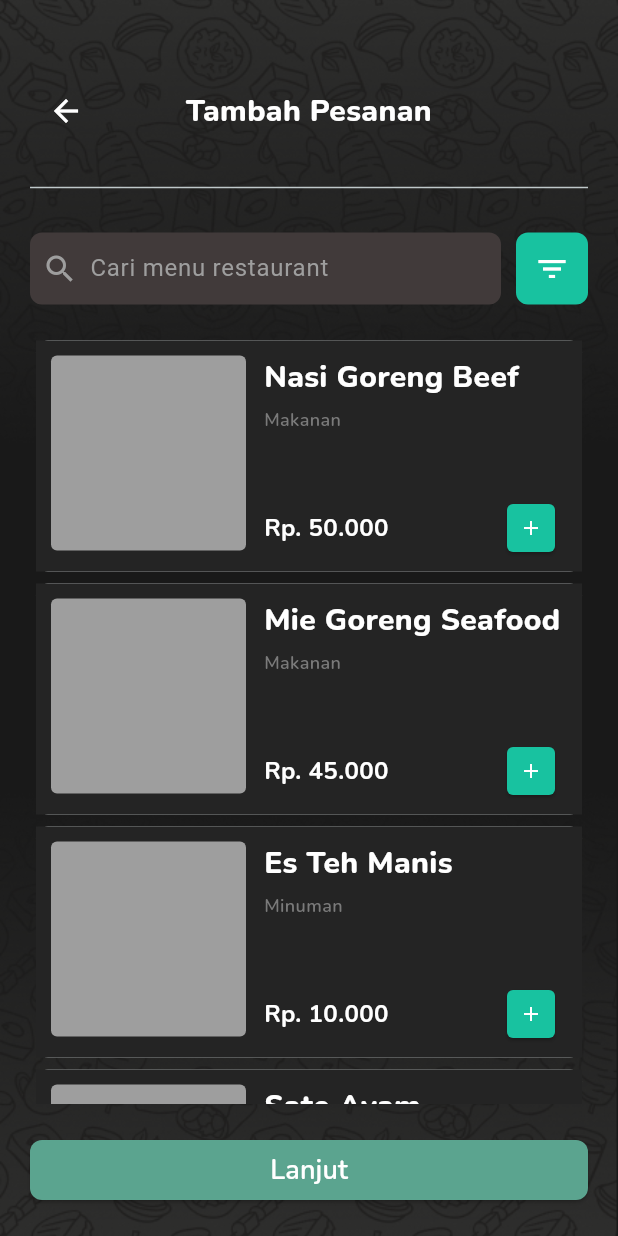
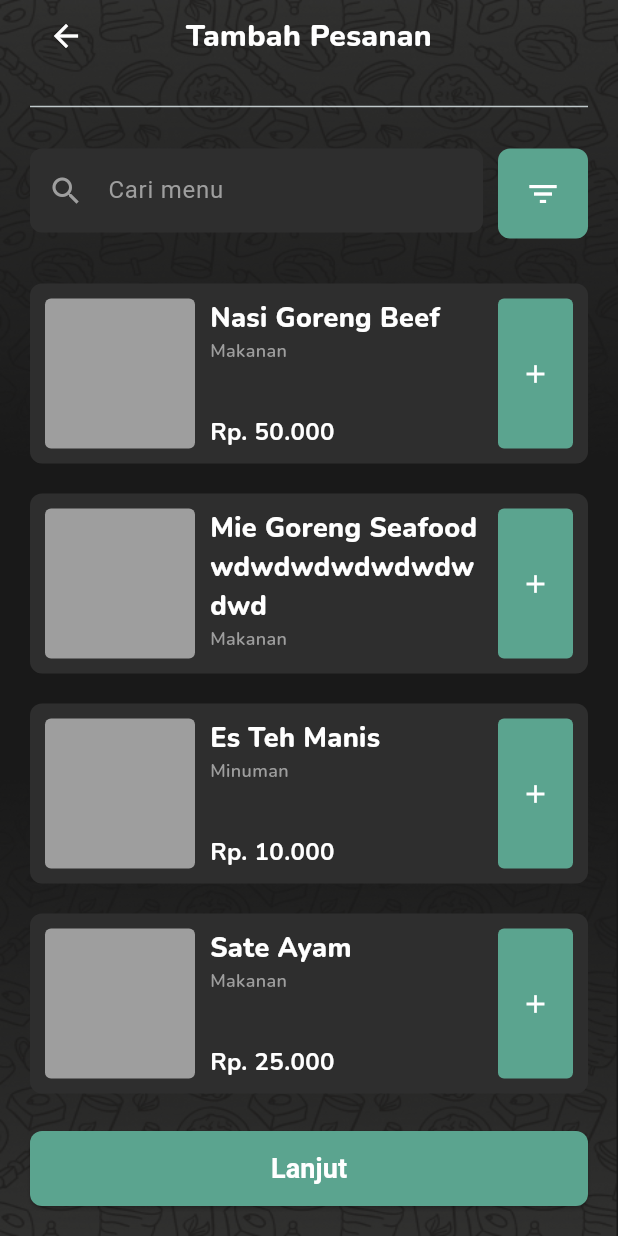
Before and after one commit to aryadinata07/manajemenPemesanan, a Flutter app: the TambahPesananView screen opened by its route, on a phone screen of 412 x 824 dp. Run offline on Flutter 3.47's test engine with Material 3 defaults, Android fonts, the light colour scheme and no system bars; our stand-ins replace get, google_fonts.

Commit message:
feat: [DK] optimasi kode

```diff
--- a/lib/app/global_components/appBar.dart
+++ b/lib/app/global_components/appBar.dart
@@ -7,12 +7,10 @@ class appBar extends StatelessWidget {
 
   @override
   Widget build(BuildContext context) {
-    return Stack(
+    return SafeArea(
+      child: Stack(
         children: [
-        Padding(
-          padding: const EdgeInsets.only(top: 50),
-          child: Container(
-            child: Column(
+          Column(
             children: [
               Row(
                 mainAxisAlignment: MainAxisAlignment.start,
@@ -26,7 +24,7 @@ class appBar extends StatelessWidget {
                   ),
                   Expanded(
                     child: Text(
-                        title ?? "Title",
+                      title,
                       style: GoogleFonts.nunito(
                         color: Colors.white,
                         fontSize: 20,
@@ -39,16 +37,15 @@ class appBar extends StatelessWidget {
                 ],
               ),
               const SizedBox(
-                  height: 19,
+                height: 15,
               ),
               const Divider(
                 thickness: 1,
               )
             ],
           ),
+        ],
       ),
-        ),
-      ],
     );
   }
 }
--- a/lib/app/global_components/background.dart
+++ b/lib/app/global_components/background.dart
@@ -13,7 +13,7 @@ class BackgroundWidget extends StatelessWidget {
           decoration: const BoxDecoration(
             image: DecorationImage(
               image: AssetImage('assets/images/background.png'),
-              fit: BoxFit.cover,
+              fit: BoxFit.fill,
             ),
           ),
         ),
--- a/lib/app/global_components/menu_item.dart
+++ b/lib/app/global_components/menu_item.dart
@@ -1,3 +1,4 @@
+import 'package:flutter/cupertino.dart';
 import 'package:flutter/material.dart';
 import 'package:angkringan_omaci_ta/common/helper/themes.dart';
 import 'package:google_fonts/google_fonts.dart';
@@ -8,62 +9,68 @@ class MenuItem extends StatelessWidget {
   final String foodPrice;
 
   const MenuItem({
-    Key? key,
+    super.key,
     required this.foodName,
     required this.foodCategory,
     required this.foodPrice,
-  }) : super(key: key);
+  });
 
   @override
   Widget build(BuildContext context) {
-    return Card(
-      elevation: 0, // Menghapus bayangan
-      shape: RoundedRectangleBorder(
-        borderRadius: BorderRadius.circular(8.0),
+    return Container(
+      margin: const EdgeInsets.symmetric(vertical: 10),
+      child: Container(
+        height: 120,
+        decoration: BoxDecoration(
+          borderRadius: BorderRadius.circular(8),
+          color: textFieldBackground, // Ubah warna latar belakang di sini
         ),
-      child: Container(
-        color: background, // Ubah warna latar belakang di sini
         child: Padding(
           padding:
-              const EdgeInsets.only(top: 10, left: 10, right: 10, bottom: 5),
+              const EdgeInsets.all(10),
           child: Row(
             crossAxisAlignment: CrossAxisAlignment.start,
             children: [
                 Container(
-                width: 130,
-                height: 130,
+                  width: 100,
+                  height: 100,
                   decoration: BoxDecoration(
                     borderRadius: BorderRadius.circular(4.0),
                     color: Colors.grey,
                   ),
                 ),
-              SizedBox(width: 12.0),
+              const SizedBox(width: 10),
               Expanded(
                 child: Column(
+                  crossAxisAlignment: CrossAxisAlignment.start,
+                  children: [
+                    // Wrap for foodName and foodCategory
+                    Column(
                       crossAxisAlignment: CrossAxisAlignment.start,
                       children: [
                         Text(
                           foodName,
                           style: GoogleFonts.nunito(
                             color: white,
-                        fontSize: 20,
+                            fontSize: 18,
                             fontWeight: FontWeight.w800,
                           ),
                         ),
-                    SizedBox(height: 5.0),
                         Text(
                           foodCategory,
                           style: GoogleFonts.nunito(
-                        color: Color(0xff7A7A7A),
+                            color: grey,
                             fontSize: 12,
                             fontWeight: FontWeight.w600,
                           ),
                         ),
-                    SizedBox(height: 40.0),
-                    Row(
-                      mainAxisAlignment: MainAxisAlignment.spaceBetween,
-                      children: [
-                        Text(
+                      ],
+                    ),
+                    // Add a Flexible around the foodPrice Text
+                    Flexible(
+                      child: Align(
+                        alignment: Alignment.bottomLeft,
+                        child: Text(
                           foodPrice,
                           style: GoogleFonts.nunito(
                             color: white,
@@ -71,25 +78,26 @@ class MenuItem extends StatelessWidget {
                             fontWeight: FontWeight.w700,
                           ),
                         ),
-                        ElevatedButton(
-                          style: ElevatedButton.styleFrom(
-                            backgroundColor: Color.fromARGB(255, 24, 194, 160),
-                            shape: RoundedRectangleBorder(
-                              borderRadius: BorderRadius.circular(4.0),
-                            ),
-                            padding: EdgeInsets.all(8.0),
-                            minimumSize: Size(24, 24),
-                          ),
-                          onPressed: () {},
-                          child: Icon(
-                            Icons.add,
-                            size: 16,
-                            color: Colors.white,
                       ),
                     ),
                   ],
                 ),
-                  ],
+              ),
+              const SizedBox(width: 5),
+              GestureDetector(
+                onTap: (){},
+                child: Container(
+                  width: 50,
+                  height: 100,
+                  decoration: BoxDecoration(
+                    borderRadius: BorderRadius.circular(4.0),
+                    color: primaryAccent,
+                  ),
+                  child: const Icon(
+                    Icons.add,
+                    size: 20,
+                    color: Colors.white,
+                  ),
                 ),
               ),
             ],
--- a/lib/app/pages/RoleKasir/tambahpesanan/tambahpesanan_binding.dart
+++ b/lib/app/pages/RoleKasir/tambahpesanan/tambahpesanan_binding.dart
@@ -1,11 +1,9 @@
-import 'package:angkringan_omaci_ta/app/pages/RoleKasir/tambahpesanan/tambahpesanan_view.dart';
 import 'package:get/get.dart';
+import 'tambahpesanan_controller.dart';
 
 class TambahPesananBinding extends Bindings {
   @override
   void dependencies() {
-    Get.lazyPut<TambahPesananView>(
-      () => TambahPesananView(),
-    );
+    Get.lazyPut<TambahPesananController>(() => TambahPesananController());
   }
 }
--- a/lib/app/pages/RoleKasir/tambahpesanan/tambahpesanan_controller.dart
+++ b/lib/app/pages/RoleKasir/tambahpesanan/tambahpesanan_controller.dart
@@ -1,4 +1,3 @@
-// TambahPesananController.dart
 import 'package:get/get.dart';
 
 class TambahPesananController extends GetxController {
@@ -9,7 +8,7 @@ class TambahPesananController extends GetxController {
       'price': 'Rp. 50.000',
     },
     {
-      'name': 'Mie Goreng Seafood',
+      'name': 'Mie Goreng Seafoodwdwdwdwdwdwdwdwd',
       'category': 'Makanan',
       'price': 'Rp. 45.000',
     },
--- a/lib/app/pages/RoleKasir/tambahpesanan/tambahpesanan_view.dart
+++ b/lib/app/pages/RoleKasir/tambahpesanan/tambahpesanan_view.dart
@@ -1,17 +1,15 @@
-// TambahPesananView.dart
+import 'package:flutter/cupertino.dart';
 import 'package:flutter/material.dart';
+import 'package:flutter/widgets.dart';
 import 'package:get/get.dart';
-import 'package:google_fonts/google_fonts.dart';
-
+import 'package:angkringan_omaci_ta/app/global_components/appBar.dart';
+import 'package:angkringan_omaci_ta/app/global_components/background.dart';
+import 'package:angkringan_omaci_ta/common/helper/themes.dart';
+import 'tambahpesanan_controller.dart';
 import 'package:angkringan_omaci_ta/app/global_components/menu_item.dart';
-import 'package:angkringan_omaci_ta/app/global_components/appBar.dart';
-import 'package:angkringan_omaci_ta/common/helper/themes.dart';
-import 'package:angkringan_omaci_ta/app/global_components/background.dart';
-
-import 'tambahpesanan_controller.dart'; // Import controller
 
 class TambahPesananView extends StatelessWidget {
-  const TambahPesananView({Key? key}) : super(key: key);
+  const TambahPesananView({super.key});
 
   @override
   Widget build(BuildContext context) {
@@ -24,49 +22,49 @@ class TambahPesananView extends StatelessWidget {
                 Expanded(
                   child: Padding(
                     padding: const EdgeInsets.symmetric(horizontal: 20),
-                    child: ListView(
+                    child: Column(
+                      crossAxisAlignment: CrossAxisAlignment.start,
                       children: [
-                        appBar(
+                        const appBar(
                           title: "Tambah Pesanan",
                         ),
                         Padding(
-                          padding: const EdgeInsets.only(top: 22),
+                          padding: const EdgeInsets.only(top: 20),
                           child: Row(
                             children: [
                               Expanded(
-                                child: Container(
-                                  decoration: BoxDecoration(
-                                    color: Color.fromARGB(255, 65, 58, 58),
+                                child: SizedBox(
+                                  height: 60,
+                                  child: TextField(
+                                    decoration: InputDecoration(
+                                      hintText: 'Cari menu',
+                                      hintStyle: const TextStyle(
+                                        color: grey,
+                                      ),
+                                      filled: true,
+                                      fillColor: textFieldBackground,
+                                      border: OutlineInputBorder(
                                         borderRadius: BorderRadius.circular(8.0),
+                                        borderSide: BorderSide.none,
                                       ),
-                                  child: const Row(
-                                    children: [
-                                      Padding(
-                                        padding: const EdgeInsets.all(8.0),
-                                        child: Icon(
+                                      prefixIcon: const Icon(
                                         Icons.search,
-                                          color: Colors.grey,
+                                        color: grey,
                                       ),
                                     ),
-                                      Expanded(
-                                        child: TextField(
-                                          style: TextStyle(color: Colors.white),
-                                          decoration: InputDecoration(
-                                            hintText: 'Cari menu restaurant',
-                                            hintStyle:
-                                                TextStyle(color: Colors.grey),
-                                            border: InputBorder.none,
+                                    style: const TextStyle(
+                                      color: grey,  // Set the color of the entered value to grey
                                     ),
                                   ),
-                                      ),
-                                    ],
-                                  ),
-                                ),
+                                )
+
                               ),
                               const SizedBox(width: 10.0),
                               Container(
+                                height: 60,
+                                width: 60,
                                 decoration: BoxDecoration(
-                                  color: Color.fromARGB(255, 24, 194, 160),
+                                  color: primaryAccent,
                                   borderRadius: BorderRadius.circular(8.0),
                                 ),
                                 child: IconButton(
@@ -80,37 +78,40 @@ class TambahPesananView extends StatelessWidget {
                             ],
                           ),
                         ),
-                        SizedBox(height: 20.0),
-                        Column(
-                          children: controller.foods.map((food) {
+                        const SizedBox(height: 20),
+                        Expanded(
+                          child: ListView.builder(
+                            itemCount: controller.foods.length,
+                            itemBuilder: (context, index) {
+                              final food = controller.foods[index];
                               return MenuItem(
                                 foodName: food['name']!,
                                 foodCategory: food['category']!,
                                 foodPrice: food['price']!,
                               );
-                          }).toList(),
+                            },
+                          ),
                         ),
                       ],
                     ),
                   ),
                 ),
-                SizedBox(
+                Padding(
+                  padding: const EdgeInsets.all(20.0),
+                  child: SizedBox(
+                    height: 50,
                     width: double.infinity,
-                  child: Padding(
-                    padding: const EdgeInsets.all(20.0),
                     child: ElevatedButton(
                       style: ElevatedButton.styleFrom(
-                        backgroundColor: Color(0xFF5BA48F),
+                        backgroundColor: primaryAccent,
                         shape: RoundedRectangleBorder(
                           borderRadius: BorderRadius.circular(8.0),
                         ),
                       ),
-                      onPressed: () {
-                        // Tambahkan logika untuk tombol di sini
-                      },
-                      child: Text(
+                      onPressed: () {},
+                      child: const Text(
                         'Lanjut',
-                        style: GoogleFonts.nunito(
+                        style: TextStyle(
                           fontSize: 18,
                           fontWeight: FontWeight.w600,
                           color: white,
--- a/lib/app/pages/index.dart
+++ b/lib/app/pages/index.dart
@@ -1,3 +1,7 @@
 export 'splashscreen/splashscreen_binding.dart';
 export 'splashscreen/splashscreen_view.dart';
 export 'splashscreen/splashscreen_controller.dart';
+
+export 'RoleKasir/tambahpesanan/tambahpesanan_binding.dart';
+export 'RoleKasir/tambahpesanan/tambahpesanan_view.dart';
+export 'RoleKasir/tambahpesanan/tambahpesanan_controller.dart';
--- a/lib/app/pages/signin/signin_binding.dart
+++ b/lib/app/pages/signin/signin_binding.dart
@@ -4,8 +4,8 @@ import 'package:get/get.dart';
 class LoginPageBinding extends Bindings {
   @override
   void dependencies() {
-    Get.lazyPut<SignInPage>(
-          () => SignInPage(),
+    Get.lazyPut<SignInView>(
+          () => SignInView(),
     );
   }
 }
--- a/lib/app/pages/signin/signin_controller.dart
+++ b/lib/app/pages/signin/signin_controller.dart
@@ -1,8 +1,12 @@
+import 'package:flutter/cupertino.dart';
 import 'package:get/get.dart';
 
 class SignInController extends GetxController {
   var isObscure = true.obs;
   var selectedRole = ''.obs;
+  var ownerPassword = 'owner';
+  var kasirPassword = 'kasir';
+  TextEditingController passwordController = TextEditingController();
 
   @override
   void onInit() {
@@ -16,4 +20,27 @@ class SignInController extends GetxController {
   void toggleObscure() {
     isObscure.value = !isObscure.value;
   }
+
+  void checkCredentials() {
+    String role = selectedRole.value;
+    String enteredPassword = passwordController.text;
+
+    // Define the expected passwords for each role
+    String expectedPassword;
+    if (role == 'Owner') {
+      expectedPassword = ownerPassword;
+    } else if (role == 'Kasir') {
+      expectedPassword = kasirPassword;
+    } else {
+      print('Please select a role.');
+      return;
+    }
+
+    if (enteredPassword == expectedPassword) {
+      print('Login successful for role: $role');
+    } else {
+      print('Invalid password for role: $role');
+    }
+  }
+
 }
--- a/lib/app/pages/signin/signin_view.dart
+++ b/lib/app/pages/signin/signin_view.dart
@@ -5,10 +5,10 @@ import 'package:google_fonts/google_fonts.dart';
 import 'package:angkringan_omaci_ta/app/pages/signin/signin_controller.dart';
 import 'package:angkringan_omaci_ta/app/global_components/background.dart';
 
-class SignInPage extends StatelessWidget {
+class SignInView extends StatelessWidget {
   final SignInController controller = Get.put(SignInController());
 
-  SignInPage({super.key});
+  SignInView({super.key});
 
   @override
   Widget build(BuildContext context) {
@@ -55,6 +55,7 @@ class SignInPage extends StatelessWidget {
                     alignment: Alignment.center,
                     child: Obx(() => DropdownButton<String>(
                           dropdownColor: background,
+                          borderRadius: BorderRadius.circular(9.0),
                           value: controller.selectedRole.value.isNotEmpty
                               ? controller.selectedRole.value
                               : null,
@@ -97,6 +98,7 @@ class SignInPage extends StatelessWidget {
                 () => SizedBox(
                   height: 60,
                   child: TextField(
+                    controller: controller.passwordController,
                     obscureText: controller.isObscure.value,
                     style: const TextStyle(
                       color: white,
@@ -138,14 +140,19 @@ class SignInPage extends StatelessWidget {
               ),
               Expanded(
                 child: Padding(
-                  padding: const EdgeInsets.only(bottom: 70),
+                  padding: const EdgeInsets.only(bottom: 20),
                   child: Align(
                     alignment: Alignment.bottomCenter,
                     child: SizedBox(
                       width: double.infinity,
                       height: 50,
                       child: ElevatedButton(
-                        onPressed: () {},
+                        onPressed: () {
+                          print('Selected Role: ${controller.selectedRole.value}');
+                          print('Password: ${controller.passwordController.text}');
+
+                          controller.checkCredentials();
+                        },
                         style: ButtonStyle(
                             backgroundColor:
                                 MaterialStateProperty.all<Color>(primaryAccent),
--- a/lib/app/pages/splashscreen/splashscreen_binding.dart
+++ b/lib/app/pages/splashscreen/splashscreen_binding.dart
@@ -4,8 +4,8 @@ import 'package:get/get.dart';
 class SplashScreenBinding extends Bindings {
   @override
   void dependencies() {
-    Get.lazyPut<SplashScreenPage>(
-          () => SplashScreenPage(),
+    Get.lazyPut<SplashScreenView>(
+          () => SplashScreenView(),
     );
   }
 }
--- a/lib/app/pages/splashscreen/splashscreen_controller.dart
+++ b/lib/app/pages/splashscreen/splashscreen_controller.dart
@@ -6,7 +6,7 @@ class SplashScreenController extends GetxController {
   void onInit() {
     super.onInit();
     Future.delayed(const Duration(seconds: 2), () {
-      Get.off(SignInPage());
+      Get.off(SignInView());
     });
   }
 }
--- a/lib/app/pages/splashscreen/splashscreen_view.dart
+++ b/lib/app/pages/splashscreen/splashscreen_view.dart
@@ -3,8 +3,8 @@ import 'package:angkringan_omaci_ta/app/global_components/background.dart';
 import 'package:flutter/material.dart';
 import 'package:get/get.dart';
 
-class SplashScreenPage extends StatelessWidget {
-  SplashScreenPage({super.key});
+class SplashScreenView extends StatelessWidget {
+  SplashScreenView({super.key});
   final SplashScreenController controller = Get.put(SplashScreenController());
 
   @override
--- a/lib/common/helper/themes.dart
+++ b/lib/common/helper/themes.dart
@@ -9,3 +9,4 @@ const Color textFieldBackground = Color(0xFF2E2E2E);
 const Color background = Color(0xFF242424);
 const Color red = Color(0xFFD92D20);
 const Color green = Color(0xFF20A535);
+const Color grey = Color(0xFF9E9E9E);
--- a/lib/common/routes/app_pages.dart
+++ b/lib/common/routes/app_pages.dart
@@ -1,5 +1,4 @@
-import 'package:angkringan_omaci_ta/app/pages/RoleKasir/tambahpesanan/tambahpesanan_binding.dart';
-import 'package:angkringan_omaci_ta/app/pages/RoleKasir/tambahpesanan/tambahpesanan_view.dart';
+
 import 'package:get/get.dart';
 import 'package:angkringan_omaci_ta/app/pages/index.dart';
 
@@ -8,7 +7,7 @@ part 'app_routes.dart';
 class AppPages {
   AppPages._();
 
-  static const INITIAL = Routes.SPLASH_SCREEN;
+  static const INITIAL = Routes.TESTING;
 
   static final routes = [
     // TESTING ROUTES
@@ -21,9 +20,8 @@ class AppPages {
     ),
     GetPage(
       name: Routes.SPLASH_SCREEN,
-      page: () => SplashScreenPage(),
+      page: () => SplashScreenView(),
       binding: SplashScreenBinding(),
-      transition: Transition.fade,
     ),
   ];
 }
--- a/lib/main.dart
+++ b/lib/main.dart
@@ -13,6 +13,7 @@ class MyApp extends StatelessWidget {
   Widget build(BuildContext context) {
     return GetMaterialApp(
       title: 'Angkringan Omaci',
+      debugShowCheckedModeBanner: false,
       theme: ThemeData(
         colorScheme: ColorScheme.fromSeed(seedColor: Colors.white),
         appBarTheme: const AppBarTheme(
```
Lines whose indentation alone changed are shown as unchanged.
